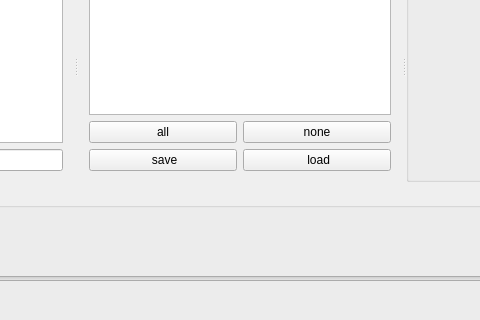
The window that mainwindow.ui (TUW-VieVS/VieSchedpp) describes before a commit, drawn with Qt 5; both pictures show x 394 to 874 and y 121 to 441 of the 1021 by 818 pixel window.
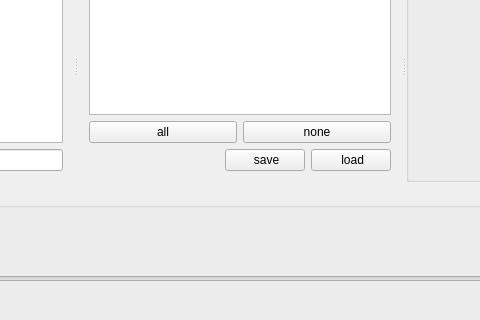
The same window after the commit. Icons and pictures are not drawn.

```diff
--- a/mainwindow.ui
+++ b/mainwindow.ui
@@ -3139,6 +3139,19 @@
              </item>
              <item>
               <layout class="QHBoxLayout" name="horizontalLayout_79">
+               <item>
+                <spacer name="horizontalSpacer_45">
+                 <property name="orientation">
+                  <enum>Qt::Horizontal</enum>
+                 </property>
+                 <property name="sizeHint" stdset="0">
+                  <size>
+                   <width>40</width>
+                   <height>20</height>
+                  </size>
+                 </property>
+                </spacer>
+               </item>
                <item>
                 <widget class="QPushButton" name="pushButton_saveSourceList">
                  <property name="toolTip">
```
